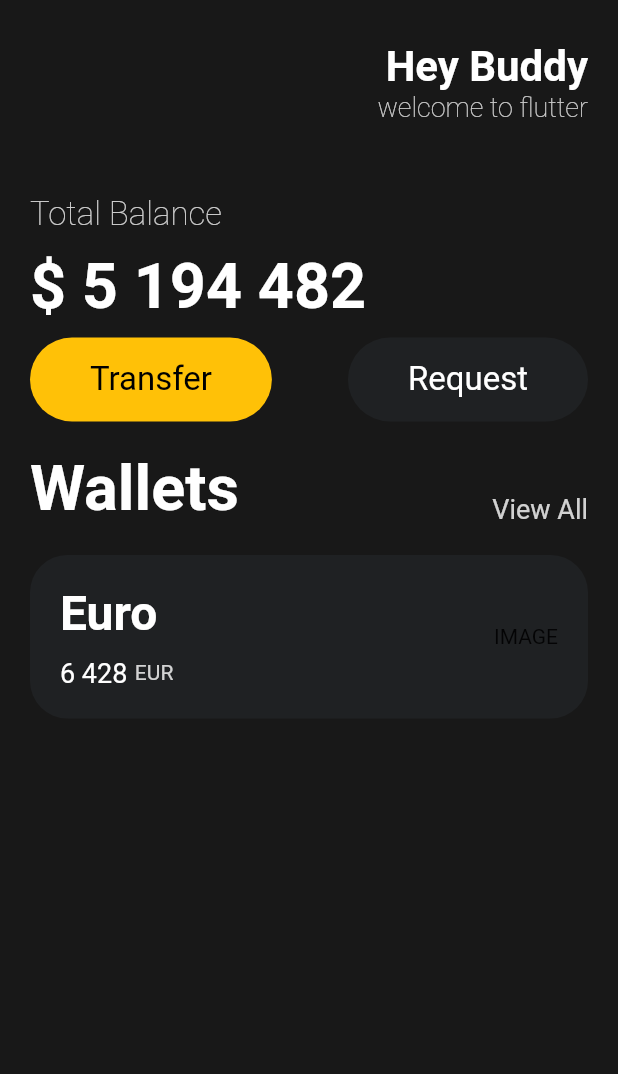
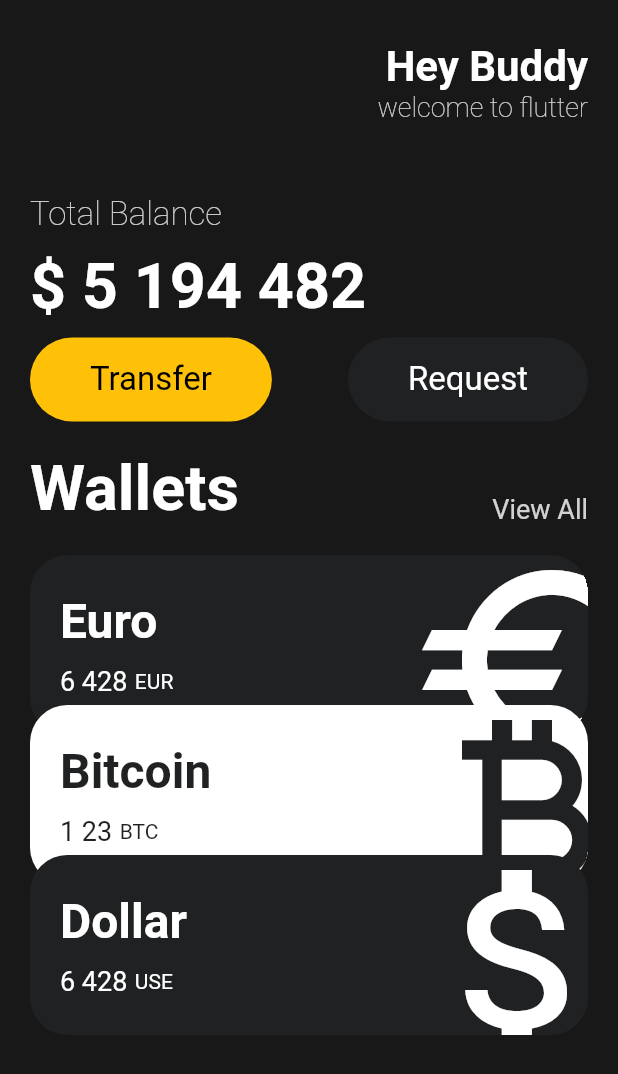
Before and after one commit to genioustar/flutter-study, a Flutter app: the screen it shows after launch, on a phone screen of 412 x 824 dp. Shown: the top 1074 px of the screen. Run offline on Flutter 3.47's test engine with Material 2 defaults, Android fonts, the phone set to English and light mode, and no system bars.

Commit message:
3.7 완성 코드챌린지남음

```diff
--- a/lib/main.dart
+++ b/lib/main.dart
@@ -1,5 +1,6 @@
 import 'package:flutter/material.dart';
 import 'package:golfgeo/widgets/button.dart';
+import 'package:golfgeo/widgets/currency_card.dart';
 
 void main() {
   runApp(MyApp());
@@ -12,7 +13,8 @@
       title: 'Flutter Demo',
       home: Scaffold(
           backgroundColor: const Color(0xFF181818),
-          body: Padding(
+          body: SingleChildScrollView(
+            child: Padding(
               padding: const EdgeInsets.symmetric(horizontal: 20),
               child: Column(
                 crossAxisAlignment: CrossAxisAlignment.start,
@@ -105,53 +107,32 @@
                   const SizedBox(
                     height: 20,
                   ),
-                Container(
-                  decoration: BoxDecoration(
-                      color: const Color(0xFF1F2123),
-                      borderRadius: BorderRadius.circular(25)),
-                  child: Padding(
-                    padding: const EdgeInsets.all(20),
-                    child: Row(
-                      mainAxisAlignment: MainAxisAlignment.spaceBetween,
-                      children: [
-                        Column(
-                          crossAxisAlignment: CrossAxisAlignment.start,
-                          children: [
-                            const Text(
-                              'Euro',
-                              style: TextStyle(
-                                  color: Colors.white,
-                                  fontSize: 32,
-                                  fontWeight: FontWeight.w600),
+                  const CurrencyCard(
+                      name: 'EUR',
+                      code: 'Euro',
+                      amount: '6 428',
+                      isInverted: true,
+                      icon: Icons.euro_outlined),
+                  Transform.translate(
+                    offset: (const Offset(0, -20)),
+                    child: const CurrencyCard(
+                        name: 'BTC',
+                        code: 'Bitcoin',
+                        amount: '1 23',
+                        isInverted: false,
+                        icon: Icons.currency_bitcoin_outlined),
                   ),
-                            const SizedBox(
-                              height: 10,
-                            ),
-                            Row(
-                              children: [
-                                const Text(
-                                  '6 428',
-                                  style: TextStyle(
-                                      color: Colors.white, fontSize: 18),
-                                ),
-                                const SizedBox(
-                                  width: 5,
-                                ),
-                                Text(
-                                  'EUR',
-                                  style: TextStyle(
-                                      color: Colors.white.withOpacity(0.8)),
+                  Transform.translate(
+                    offset: (const Offset(0, -40)),
+                    child: const CurrencyCard(
+                        name: 'USE',
+                        code: 'Dollar',
+                        amount: '6 428',
+                        isInverted: true,
+                        icon: Icons.attach_money_outlined),
                   ),
                 ],
-                            )
-                          ],
               ),
-                        const Text('IMAGE'),
-                      ],
-                    ),
-                  ),
-                ),
-              ],
             ),
           )),
     );
--- /dev/null
+++ b/lib/widgets/currency_card.dart
@@ -0,0 +1,82 @@
+import 'package:flutter/material.dart';
+
+class CurrencyCard extends StatelessWidget {
+  final String name, code, amount;
+  final IconData icon;
+  final bool isInverted;
+  final _blackColor = const Color(0xFF1F2123);
+
+  const CurrencyCard(
+      {Key? key,
+      required this.name,
+      required this.code,
+      required this.amount,
+      required this.icon,
+      required this.isInverted})
+      : super(key: key);
+
+  @override
+  Widget build(BuildContext context) {
+    return Container(
+      clipBehavior: Clip.hardEdge,
+      decoration: BoxDecoration(
+        color: isInverted ? _blackColor : Colors.white,
+        borderRadius: BorderRadius.circular(25),
+      ),
+      child: Padding(
+        padding: const EdgeInsets.all(20),
+        child: Row(
+          mainAxisAlignment: MainAxisAlignment.spaceBetween,
+          children: [
+            Column(
+              crossAxisAlignment: CrossAxisAlignment.start,
+              children: [
+                Text(
+                  code,
+                  style: TextStyle(
+                      color: isInverted ? Colors.white : _blackColor,
+                      fontSize: 32,
+                      fontWeight: FontWeight.w600),
+                ),
+                const SizedBox(
+                  height: 10,
+                ),
+                Row(
+                  children: [
+                    Text(
+                      amount,
+                      style: TextStyle(
+                        color: isInverted ? Colors.white : _blackColor,
+                        fontSize: 18,
+                      ),
+                    ),
+                    const SizedBox(
+                      width: 5,
+                    ),
+                    Text(
+                      name,
+                      style: TextStyle(
+                        color: isInverted ? Colors.white : _blackColor,
+                      ),
+                    ),
+                  ],
+                )
+              ],
+            ),
+            Transform.scale(
+              scale: 2,
+              child: Transform.translate(
+                offset: const Offset(8, 5),
+                child: Icon(
+                  icon,
+                  color: isInverted ? Colors.white : _blackColor,
+                  size: 80,
+                ),
+              ),
+            ),
+          ],
+        ),
+      ),
+    );
+  }
+}
```
Lines whose indentation alone changed are shown as unchanged.
